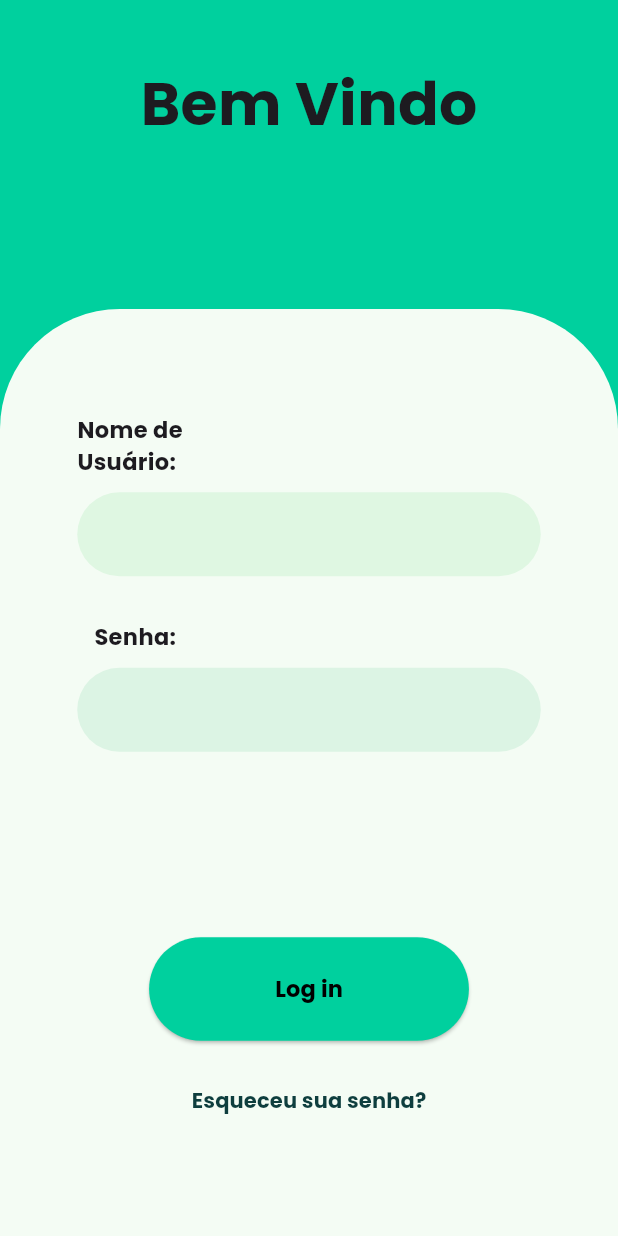
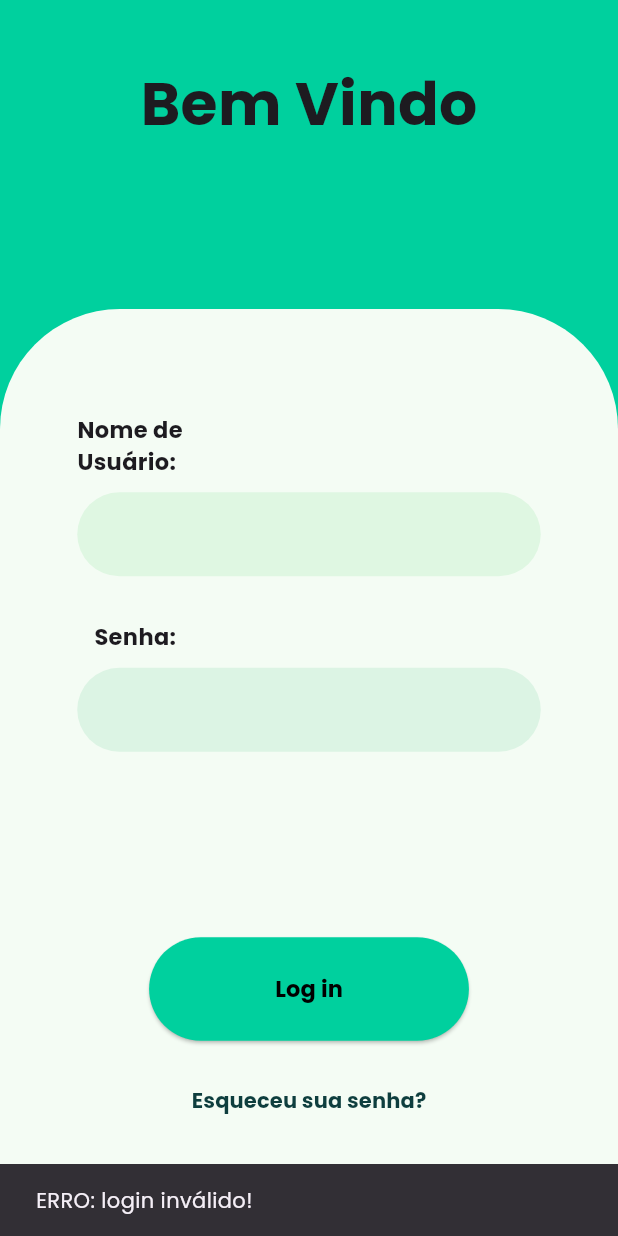
Before and after one commit to guilhermedmd/EMEL---administracao-condominios, a Flutter app: the LoginPage screen opened directly, after a tap on "Log in", on a phone screen of 412 x 824 dp. Run offline on Flutter 3.47's test engine with Material 3 defaults, Android fonts, the phone set to English and light mode, and no system bars; our stand-ins replace google_fonts.

Commit message:
adicionando funcionanlidades na tela de login e melhorias em demais partes do código

```diff
--- /dev/null
+++ b/lib/Controllers/login_controller.dart
@@ -0,0 +1,19 @@
+import 'package:emel/mock/mock_usuario.dart';
+import 'package:emel/models/morador.dart';
+import 'package:emel/pages/navegacao_page.dart';
+import 'package:flutter/material.dart';
+
+class LoginController {
+  static Morador? verificarUsuario(TextEditingController usuarioController, TextEditingController passwordController){
+    String usuario = usuarioController.text;
+    String password = passwordController.text;
+   if(MockUsuario().moradores.containsKey(usuario)){
+    if(MockUsuario().moradores[usuario]!.get_password == password){
+        var morador = MockUsuario().moradores[usuario];
+        return morador;
+      }
+      return null;
+   }
+     return null;
+  }
+}
--- a/lib/main.dart
+++ b/lib/main.dart
@@ -1,9 +1,4 @@
-import 'package:emel/pages/Perfil%20pages/PerfilPage.dart';
 import 'package:emel/pages/SplashPage.dart';
-import 'package:emel/pages/login_page.dart';
-import 'package:emel/pages/navegacao_page.dart';
-import 'package:emel/pages/telaPagamentos.dart';
-import 'package:emel/widget/default_layout.dart';
 import 'package:flutter/material.dart';
 import 'package:google_fonts/google_fonts.dart';
 
--- /dev/null
+++ b/lib/mock/mock_usuario.dart
@@ -0,0 +1,9 @@
+import 'package:emel/models/morador.dart';
+
+class MockUsuario {
+  Map<String, Morador> moradores = {
+    "Bruce Wayne": Morador("Bruce Wayne",  "1234"),
+    "Yuri Alberto": Morador("Yuri Alberto", "1910"),
+    "Gabriel": Morador("Gabriel", "Corinthians")
+  };
+}
--- /dev/null
+++ b/lib/models/morador.dart
@@ -0,0 +1,11 @@
+class Morador {
+  late String usuario, nome, password;
+
+  Morador(String usuario, String password){
+    this.usuario = usuario;
+    this.password = password;
+  }
+  String get get_usuario => usuario;
+  String get get_password => password;
+
+}
--- a/lib/pages/login_page.dart
+++ b/lib/pages/login_page.dart
@@ -1,9 +1,26 @@
+import 'package:emel/Controllers/login_controller.dart';
+import 'package:emel/models/morador.dart';
+import 'package:emel/pages/navegacao_page.dart';
 import 'package:emel/widget/default_layout.dart';
 import 'package:flutter/material.dart';
 
 class LoginPage extends StatelessWidget {
+   static TextEditingController usuarioController = TextEditingController();
+  final TextEditingController passwordController = TextEditingController();
   Widget build(BuildContext context) {
     final laguraTela = MediaQuery.of(context).size.width;
+
+
+    void login(TextEditingController usuario, TextEditingController password){
+      Morador? morador = LoginController.verificarUsuario(usuarioController, passwordController);
+      if(morador != null){
+        Navigator.push(context, MaterialPageRoute(builder:(context) => NavegacaoPage(nomeUsuario: morador.get_usuario)));
+      }else{
+        ScaffoldMessenger.of(context).showSnackBar(
+        SnackBar(content: Text("ERRO: login inválido!"))
+        );
+      }
+    }
     return Scaffold(
       body: SafeArea(
         child: Column(
@@ -46,6 +63,7 @@ class LoginPage extends StatelessWidget {
 
                                     ),
                                     TextField(
+                                      controller: usuarioController,
                                        style: TextStyle(
                                       color: Color(0xff0E3E3E)
                                     ),
@@ -82,6 +100,7 @@ class LoginPage extends StatelessWidget {
                                     ),),)
                                   ),
                                   TextField(
+                                    controller: passwordController,
                                     obscureText: true,
                                     style: TextStyle(
                                       color: Color(0xff0E3E3E)
@@ -106,7 +125,9 @@ class LoginPage extends StatelessWidget {
                       ),
 
                       ElevatedButton(
-                        onPressed: () {},
+                        onPressed: () {
+                          login(usuarioController, passwordController);
+                        },
                         style: ElevatedButton.styleFrom(
                           backgroundColor: Color(0xFF00D09E),
                           foregroundColor: Colors.black,
--- a/lib/widget/ImgPerfil.dart
+++ b/lib/widget/ImgPerfil.dart
@@ -5,7 +5,7 @@ class Imgperfil extends StatelessWidget{
     return ClipRRect(
                   borderRadius: BorderRadius.circular(100),
                   child: Image.network(
-                    "https://encrypted-tbn0.gstatic.com/images?q=tbn:ANd9GcQsctbx6qPptmGizR2EgK2jDWOgMTIAszz4FA&s",
+                    "https://cdn-icons-png.flaticon.com/512/14022/14022382.png",
         width: 150,
         height: 150,
         fit: BoxFit.cover,
--- a/lib/widget/default_layout.dart
+++ b/lib/widget/default_layout.dart
@@ -4,14 +4,12 @@ class Defaultlayout extends StatelessWidget {
   final Widget child;
   final double? heightConst;
   final Widget? floatingActionButton;
-  final Widget? bottomNavigationBar;
 
   const Defaultlayout({
     super.key, // Adicionei só isso aqui para o Flutter não reclamar
     required this.child,
     this.heightConst,
     this.floatingActionButton,
-    this.bottomNavigationBar
   });
 
   @override // Isso aqui é obrigatório
```
Also changed, not shown: lib/pages/InicialPage.dart (+3 -10 lines), lib/pages/Perfil pages/PerfilPage.dart (+5 -3 lines), lib/pages/navegacao_page.dart (+9 -7 lines).
